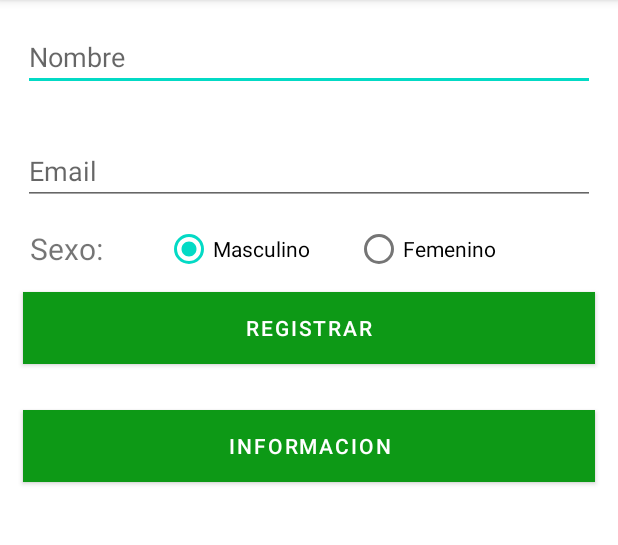
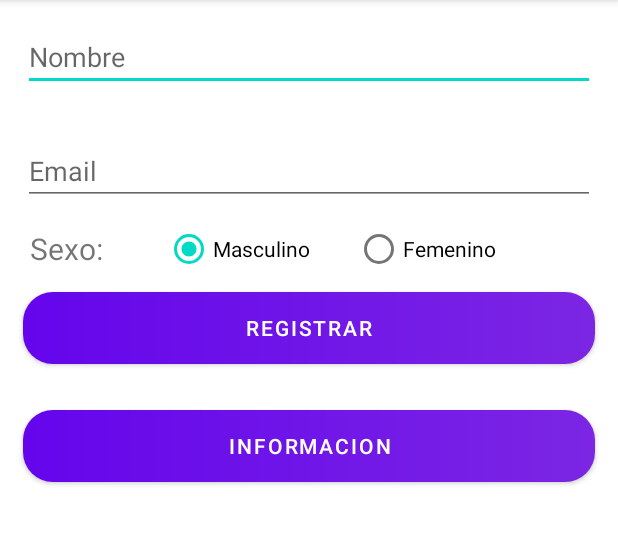
Before and after one commit to Ruben-005/RegisterAndRead, an Android app: the screen it shows after launch (MainActivity), on a phone screen of 412 x 824 dp, the part 84-629 px from its top. Run offline under Robolectric (Android 15) with nearby library versions, the phone set to English and light mode, and no system bars; our stand-ins replace Firebase (no records; nobody signed in at launch, a user with empty details on screens opened directly).

```diff
--- a/app/src/main/AndroidManifest.xml
+++ b/app/src/main/AndroidManifest.xml
@@ -11,7 +11,8 @@
         android:theme="@style/Theme.RealTimeDataBase">
         <activity
             android:name=".InfoActivity"
-            android:exported="true" />
+            android:exported="true"
+            android:parentActivityName=".MainActivity"/>
         <activity
             android:name=".MainActivity"
             android:exported="true">
--- /dev/null
+++ b/app/src/main/res/drawable/custom_button.xml
@@ -0,0 +1,12 @@
+<?xml version="1.0" encoding="utf-8"?>
+<shape xmlns:android="http://schemas.android.com/apk/res/android">
+
+    <gradient
+        android:startColor="#6405EC"
+        android:endColor="#7C26E4"
+        android:angle="0"/>
+
+    <corners
+        android:radius="20dp"/>
+
+</shape>
--- a/app/src/main/res/layout/activity_main.xml
+++ b/app/src/main/res/layout/activity_main.xml
@@ -63,22 +63,23 @@
     </LinearLayout>
 
     <Button
-        app:backgroundTint="@null"
         android:id="@+id/btn_registrar"
         android:layout_margin="15dp"
         android:text="Registrar"
         android:layout_width="match_parent"
         android:layout_height="wrap_content"
-        android:background="@color/boton_registrar"
+        app:backgroundTint="@null"
+        android:background="@drawable/custom_button"
+
         />
 
     <Button
-        app:backgroundTint="@null"
         android:id="@+id/btn_Info"
         android:layout_margin="15dp"
         android:text="Informacion"
         android:layout_width="match_parent"
         android:layout_height="wrap_content"
-        android:background="@color/boton_registrar"
+        app:backgroundTint="@null"
+        android:background="@drawable/custom_button"
         />
 </LinearLayout>
--- a/app/src/main/res/values/colors.xml
+++ b/app/src/main/res/values/colors.xml
@@ -8,4 +8,5 @@
     <color name="black">#FF000000</color>
     <color name="white">#FFFFFFFF</color>
     <color name="boton_registrar">#0D9916</color>
+    <color name="editTexts">#6131B5</color>
 </resources>
```
Also changed, not shown: app/src/main/java/com/example/realtimedatabase/InfoActivity.kt (+6 -8 lines).
